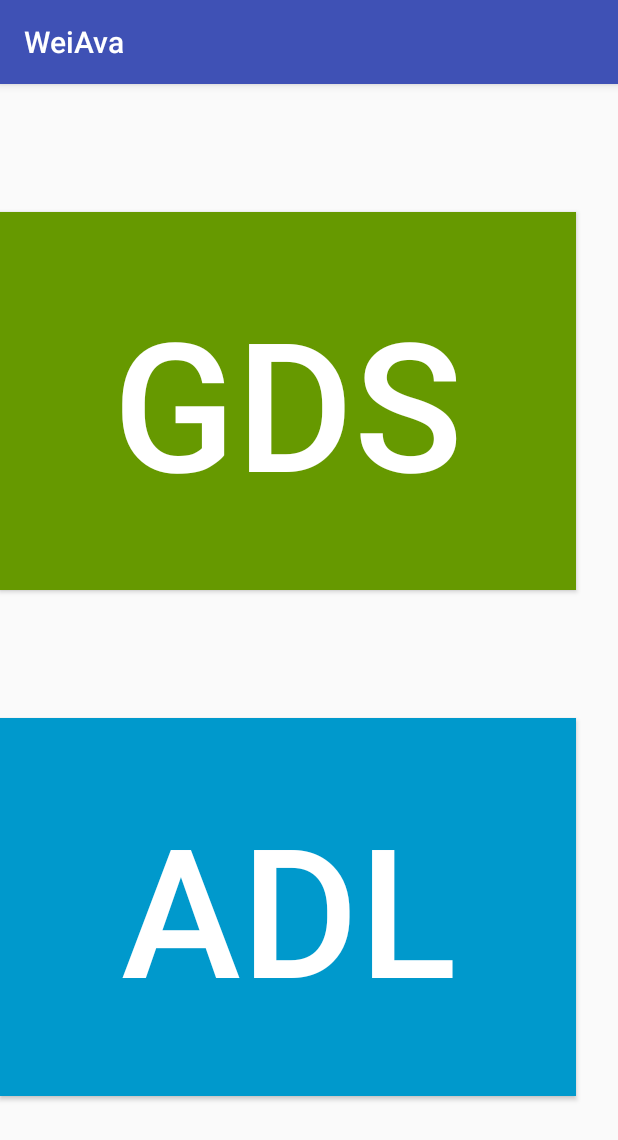
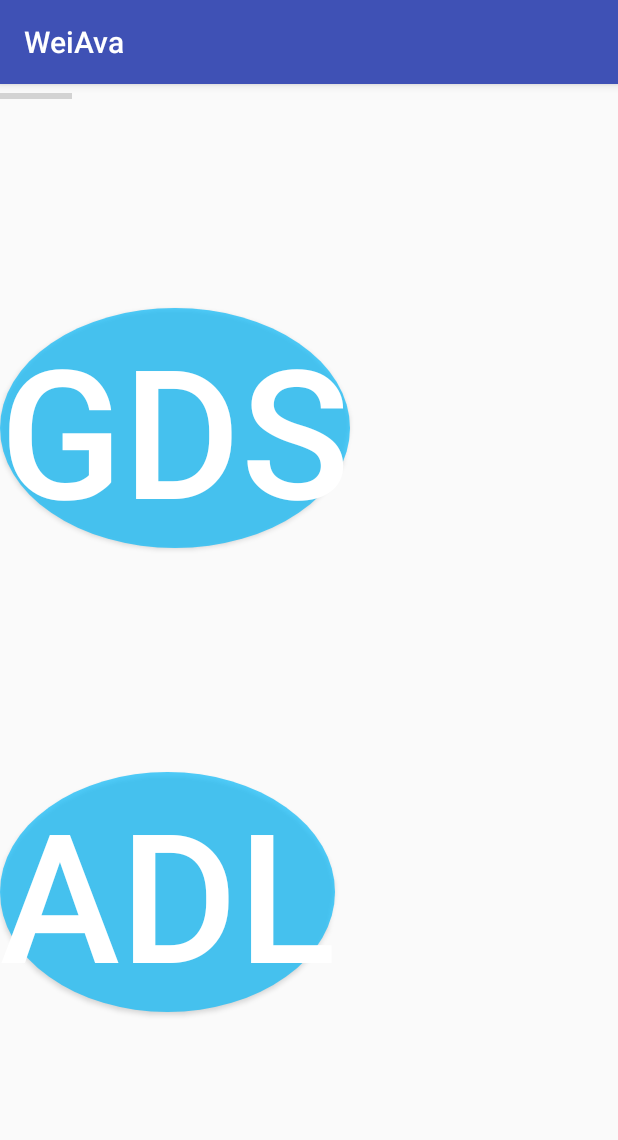
Before and after one commit to rivei/APPproject, an Android app: the QnrActivity screen opened directly, with no data from a screen before it, on a phone screen of 412 x 824 dp. Shown: the top 1140 px of the screen. Run offline under Robolectric (Android 15) with nearby library versions, the phone set to English and light mode, and no system bars.

Commit message:
Qnr fragment opens the activity
the problem is that we have to click twice on a button to make it work!apparently once is for opening the activity, but it shouldn't be...
I also changed the Activity_qnr layout abit to make it more compatible with devices!

```diff
--- a/WeiAva/app/src/main/java/it/polimi/two/weiava/activities/QnrFragment.java
+++ b/WeiAva/app/src/main/java/it/polimi/two/weiava/activities/QnrFragment.java
@@ -1,23 +1,29 @@
 package it.polimi.two.weiava.activities;
 
 import android.content.Context;
+import android.content.Intent;
 import android.net.Uri;
 import android.os.Bundle;
 import android.app.Fragment;
+import android.support.v7.app.AppCompatActivity;
 import android.view.LayoutInflater;
 import android.view.View;
 import android.view.ViewGroup;
+import android.widget.Button;
 
 import it.polimi.two.weiava.R;
 
 
 public class QnrFragment extends Fragment {
 
-    @Override
+Context context;
     public View onCreateView(LayoutInflater inflater, ViewGroup container,
                              Bundle savedInstanceState) {
         // Inflate the layout for this fragment
-        return inflater.inflate(R.layout.fragment_qnr, container, false);
+        View rootView = inflater.inflate(R.layout.activity_qnr, container, false);
+        context = rootView.getContext();
+        Intent intent = new Intent(context,QnrActivity.class);
+        startActivity(intent);
+        return rootView;
     }
-
 }
--- /dev/null
+++ b/WeiAva/app/src/main/res/drawable/round_button.xml
@@ -0,0 +1,13 @@
+<?xml version="1.0" encoding="utf-8"?>
+<selector xmlns:android="http://schemas.android.com/apk/res/android">
+        <item android:state_pressed="false">
+            <shape android:shape="oval">
+                <solid android:color="#b309bafa"/>
+            </shape>
+        </item>
+        <item android:state_pressed="true">
+            <shape android:shape="oval">
+                <solid android:color="#0593c2"/>
+            </shape>
+        </item>
+</selector>
--- a/WeiAva/app/src/main/res/layout/activity_qnr.xml
+++ b/WeiAva/app/src/main/res/layout/activity_qnr.xml
@@ -4,29 +4,38 @@
     xmlns:tools="http://schemas.android.com/tools"
     android:layout_width="match_parent"
     android:layout_height="match_parent"
+    android:background="#00000000"
     tools:context="it.polimi.two.weiava.activities.QnrActivity">
 
     <Button
         android:id="@+id/button_gds"
-        android:layout_width="384dp"
-        android:layout_height="252dp"
+        android:layout_width="wrap_content"
+        android:layout_height="wrap_content"
+        android:background="@drawable/round_button"
+        android:layout_gravity="center_vertical|center_horizontal"
         android:text="GDS"
+        android:textColor="@android:color/white"
         android:textSize="120sp"
-        android:background="@android:color/holo_green_dark"
-        android:textColor="@android:color/white"
         app:layout_constraintBottom_toTopOf="@+id/button_adl"
-        app:layout_constraintTop_toTopOf="parent"/>
+        app:layout_constraintTop_toTopOf="parent" />
 
     <Button
         android:id="@+id/button_adl"
-        android:layout_width="384dp"
-        android:layout_height="252dp"
-        android:layout_marginBottom="8dp"
-        android:background="@android:color/holo_blue_dark"
+        android:layout_width="wrap_content"
+        android:layout_height="wrap_content"
+        android:background="@drawable/round_button"
+        android:layout_gravity="center_vertical|center_horizontal"
         android:text="ADL"
         android:textColor="@android:color/white"
         android:textSize="120sp"
         app:layout_constraintBottom_toBottomOf="parent"
-        app:layout_constraintStart_toStartOf="parent"
         app:layout_constraintTop_toBottomOf="@+id/button_gds" />
+
+    <ProgressBar
+        android:id="@+id/progressBar"
+        style="?android:attr/progressBarStyleHorizontal"
+        android:layout_width="wrap_content"
+        android:layout_height="wrap_content"
+        tools:layout_editor_absoluteX="0dp"
+        tools:layout_editor_absoluteY="225dp" />
 </android.support.constraint.ConstraintLayout>
```
